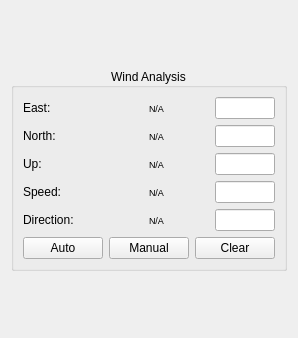
theilem/uavEE, file src/ground_station/src/Widgets/forms/WidgetWindAnalysis.ui: the form before one commit.
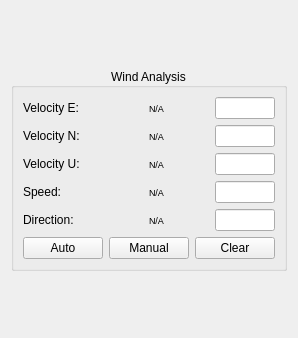
The form after the commit.

Diff of the .ui file:
```diff
--- a/src/ground_station/src/Widgets/forms/WidgetWindAnalysis.ui
+++ b/src/ground_station/src/Widgets/forms/WidgetWindAnalysis.ui
@@ -73,7 +73,7 @@
              </size>
             </property>
             <property name="text">
-             <string>East:</string>
+             <string>Velocity E:</string>
             </property>
            </widget>
           </item>
@@ -174,7 +174,7 @@
              </size>
             </property>
             <property name="text">
-             <string>North:</string>
+             <string>Velocity N:</string>
             </property>
            </widget>
           </item>
@@ -275,7 +275,7 @@
              </size>
             </property>
             <property name="text">
-             <string>Up:</string>
+             <string>Velocity U:</string>
             </property>
            </widget>
           </item>
```
Left out of the diff: 18 changed lines with no effect on the pictures.
